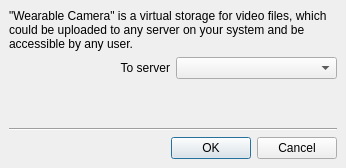
Old version of the form client/nx_client_desktop/src/ui/dialogs/new_wearable_camera_dialog.ui in the repository networkoptix/nx_open.
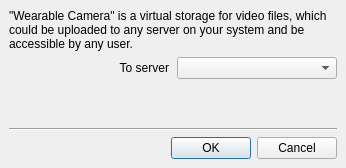
New version of the form. Custom widgets are drawn as their Qt base class.

Commit message:
VMS-8070 Better wearable camera addition dialog
<==== Mercurial data ====>
Branch: vms_3.1

```diff
--- a/client/nx_client_desktop/src/ui/dialogs/new_wearable_camera_dialog.ui
+++ b/client/nx_client_desktop/src/ui/dialogs/new_wearable_camera_dialog.ui
@@ -46,6 +46,9 @@
     <layout class="QVBoxLayout" name="verticalLayout_2">
      <item>
       <layout class="QHBoxLayout" name="horizontalLayout_2">
+       <property name="spacing">
+        <number>8</number>
+       </property>
        <item>
         <widget class="QLabel" name="serverLabel">
          <property name="text">
```
